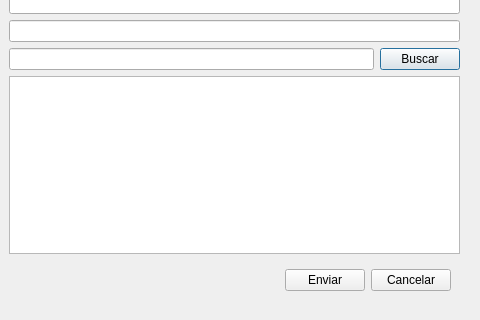
lellisls/ERP-STACCATO, file ui/sendmail.ui: the form before one commit; both pictures show x 95 to 575 and y 140 to 460 of the 575 by 460 pixel window.
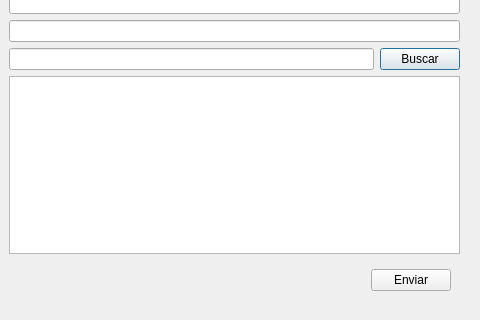
The form after the commit.

Commit message: Removido botões de Cancelar

Diff of the .ui file:
```diff
--- a/ui/sendmail.ui
+++ b/ui/sendmail.ui
@@ -146,13 +146,6 @@
            </property>
           </widget>
          </item>
-         <item>
-          <widget class="QPushButton" name="pushButtonCancelar">
-           <property name="text">
-            <string>Cancelar</string>
-           </property>
-          </widget>
-         </item>
         </layout>
        </widget>
       </item>
```
Left out of the diff: 1 changed line with no effect on the pictures. The commit also changes 62 other files.
